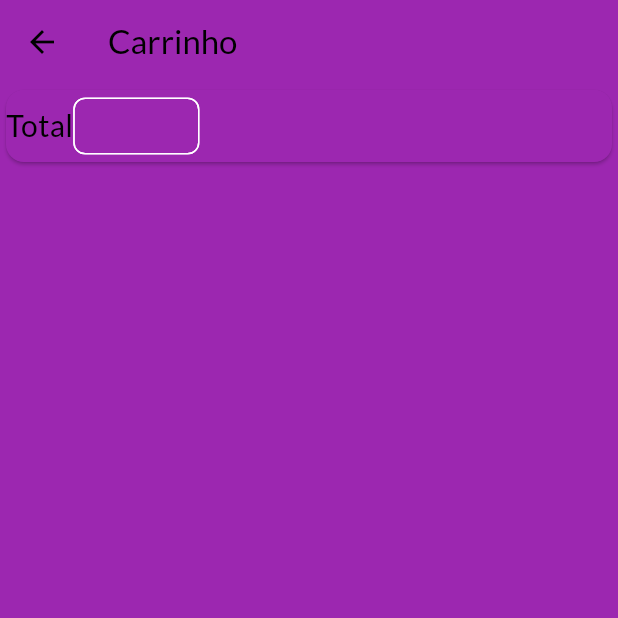
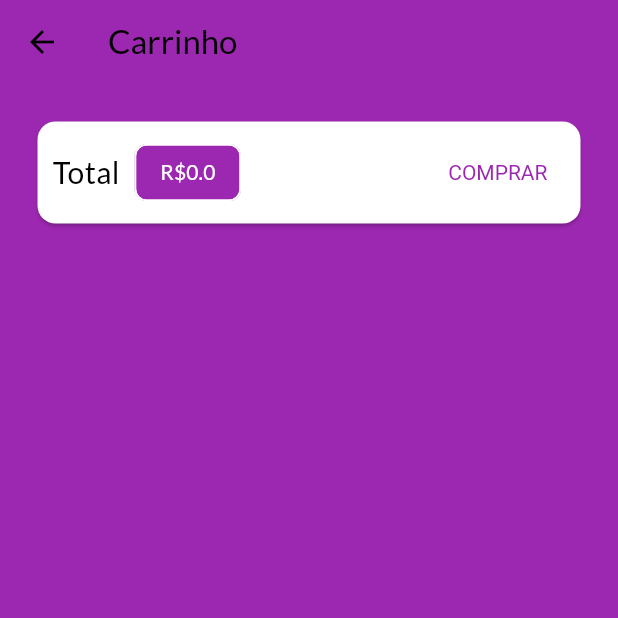
Before and after one commit to Fabdosantos/shop, a Flutter app: the CartPage screen opened by its route, on a phone screen of 412 x 824 dp, the top half of it. Run offline on Flutter 3.47's test engine with Material 3 defaults, Android fonts, the phone set to English and light mode, and no system bars; network calls fail.

Commit message:
adiciona a soma dos itens do carrinho

```diff
--- a/lib/main.dart
+++ b/lib/main.dart
@@ -35,7 +35,11 @@ class MyApp extends StatelessWidget {
             cardColor: Colors.purple,
             primarySwatch: Colors.purple,
             accentColor: Colors.deepOrange,
-            )),
+          ),
+          primaryTextTheme: const TextTheme(
+            headlineMedium: TextStyle(color: Colors.white),
+          ),
+        ),
         home: const ProductOverviewPage(),
         routes: {
           AppRoutes.PRODUCT_DETAIL: (ctx) => const ProductDetailPage(),
--- a/lib/pages/cart_page.dart
+++ b/lib/pages/cart_page.dart
@@ -1,17 +1,25 @@
 import 'package:flutter/material.dart';
+import 'package:provider/provider.dart';
+import 'package:shop/models/cart.dart';
 
 class CartPage extends StatelessWidget {
   const CartPage({super.key});
 
   @override
   Widget build(BuildContext context) {
+    final Cart cart = Provider.of(context);
     return Scaffold(
       appBar: AppBar(
         title: const Text("Carrinho"),
       ),
       body: Column(children: [
         Card(
+          margin: const EdgeInsets.all(25),
+          color: Colors.white,
+          child: Padding(
+            padding: const EdgeInsets.all(10),
             child: Row(
+              mainAxisAlignment: MainAxisAlignment.spaceBetween,
               children: [
                 const Text(
                   "Total",
@@ -19,16 +27,31 @@ class CartPage extends StatelessWidget {
                     fontSize: 20,
                   ),
                 ),
+                const SizedBox(width: 10),
                 Chip(
                   backgroundColor: Theme.of(context).primaryColor,
-                  label: Text("R\$1000",
+                  label: Text(
+                    "R\$${cart.totalAmount}",
                     style: TextStyle(
                       color: Theme.of(context)
                           .primaryTextTheme
                           .headlineMedium
                           ?.color,
-                      )))
+                    ),
+                  ),
+                ),
+                const Spacer(),
+                TextButton(
+                  child: const Text('COMPRAR'),
+                  style: TextButton.styleFrom(
+                    textStyle: TextStyle(
+                      color: Theme.of(context).primaryColor,
+                    ),
+                  ),
+                  onPressed: () {},
+                )
               ],
+            ),
           ),
         )
       ]),
```
Also changed, not shown: 2 other files. Lines whose indentation alone changed are shown as unchanged.
